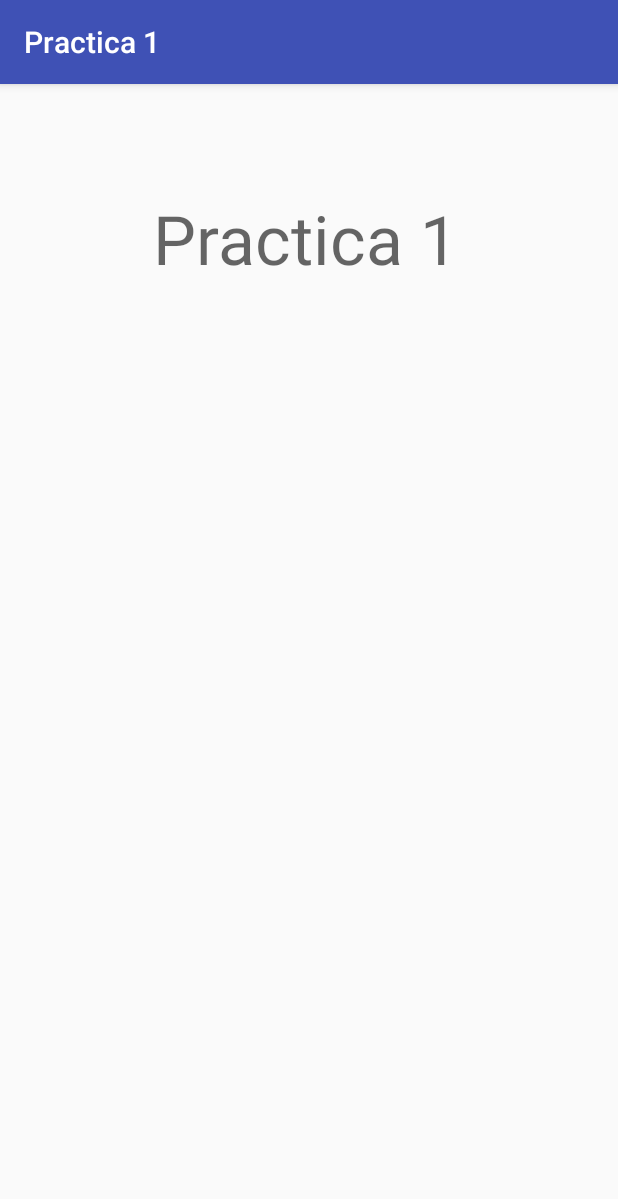
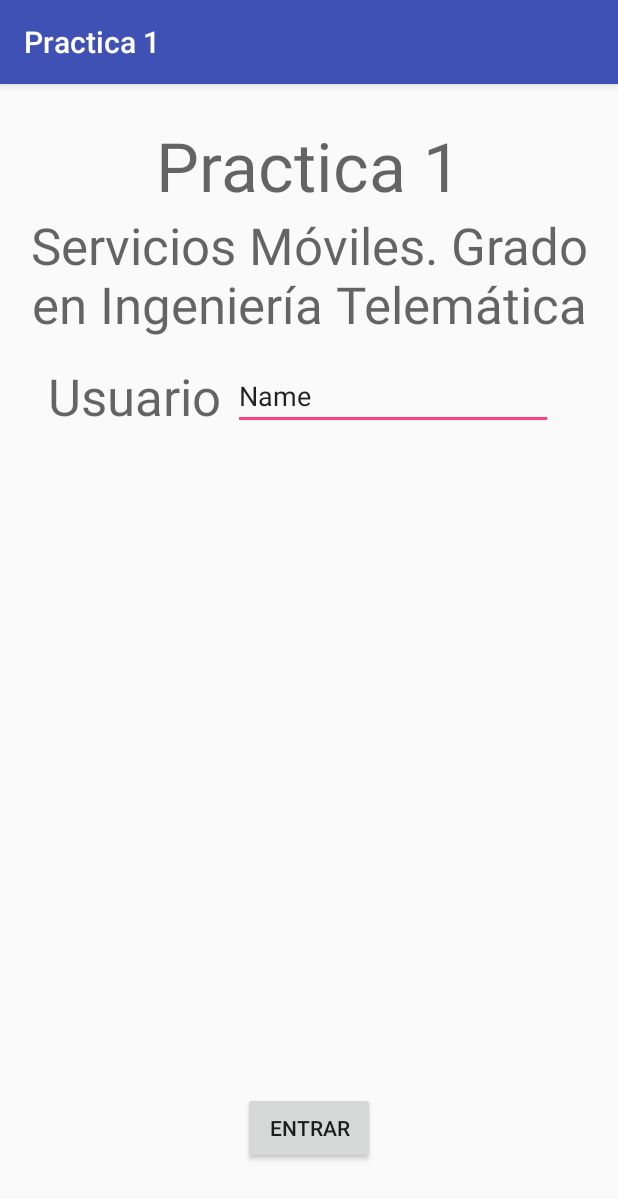
Before and after one commit to psmbailen/uja_ssmm1819_practica01, an Android app: the screen it shows after launch (MainActivity), on a phone screen of 412 x 824 dp. Shown: the top 1199 px of the screen. Run offline under Robolectric (Android 15) with nearby library versions, the phone set to English and light mode, and no system bars.

Commit message:
Añadido el fragmento básico

```diff
--- a/app/build.gradle
+++ b/app/build.gradle
@@ -22,6 +22,8 @@
     implementation fileTree(dir: 'libs', include: ['*.jar'])
     implementation 'com.android.support:appcompat-v7:27.1.1'
     implementation 'com.android.support.constraint:constraint-layout:1.1.3'
+    implementation 'com.android.support:support-v4:27.1.1'
+    implementation 'com.google.android.gms:play-services-plus:15.0.1'
     testImplementation 'junit:junit:4.12'
     androidTestImplementation 'com.android.support.test:runner:1.0.2'
     androidTestImplementation 'com.android.support.test.espresso:espresso-core:3.0.2'
--- a/app/src/main/AndroidManifest.xml
+++ b/app/src/main/AndroidManifest.xml
@@ -1,6 +1,9 @@
 <?xml version="1.0" encoding="utf-8"?>
 <manifest xmlns:android="http://schemas.android.com/apk/res/android"
     package="es.ujaen.labtelema.practica1">
+
+    <!-- To access Google+ APIs: -->
+    <uses-permission android:name="android.permission.INTERNET" />
 
     <application
         android:allowBackup="true"
--- /dev/null
+++ b/app/src/main/java/es/ujaen/labtelema/practica1/FragmentAuth.java
@@ -0,0 +1,108 @@
+package es.ujaen.labtelema.practica1;
+
+import android.content.Context;
+import android.net.Uri;
+import android.os.Bundle;
+import android.support.v4.app.Fragment;
+import android.view.LayoutInflater;
+import android.view.View;
+import android.view.ViewGroup;
+
+
+/**
+ * A simple {@link Fragment} subclass.
+ * Activities that contain this fragment must implement the
+ * {@link FragmentAuth.OnFragmentInteractionListener} interface
+ * to handle interaction events.
+ * Use the {@link FragmentAuth#newInstance} factory method to
+ * create an instance of this fragment.
+ */
+public class FragmentAuth extends Fragment {
+    // TODO: Rename parameter arguments, choose names that match
+    // the fragment initialization parameters, e.g. ARG_ITEM_NUMBER
+    private static final String ARG_PARAM1 = "param1";
+    private static final String ARG_PARAM2 = "param2";
+
+    // TODO: Rename and change types of parameters
+    private String mParam1;
+    private String mParam2;
+
+    private OnFragmentInteractionListener mListener;
+
+    public FragmentAuth() {
+        // Required empty public constructor
+    }
+
+    /**
+     * Use this factory method to create a new instance of
+     * this fragment using the provided parameters.
+     *
+     * @param param1 Parameter 1.
+     * @param param2 Parameter 2.
+     * @return A new instance of fragment FragmentAuth.
+     */
+    // TODO: Rename and change types and number of parameters
+    public static FragmentAuth newInstance(String param1, String param2) {
+        FragmentAuth fragment = new FragmentAuth();
+        Bundle args = new Bundle();
+        args.putString(ARG_PARAM1, param1);
+        args.putString(ARG_PARAM2, param2);
+        fragment.setArguments(args);
+        return fragment;
+    }
+
+    @Override
+    public void onCreate(Bundle savedInstanceState) {
+        super.onCreate(savedInstanceState);
+        if (getArguments() != null) {
+            mParam1 = getArguments().getString(ARG_PARAM1);
+            mParam2 = getArguments().getString(ARG_PARAM2);
+        }
+    }
+
+    @Override
+    public View onCreateView(LayoutInflater inflater, ViewGroup container,
+                             Bundle savedInstanceState) {
+        // Inflate the layout for this fragment
+        return inflater.inflate(R.layout.fragment_fragment_auth, container, false);
+    }
+
+    // TODO: Rename method, update argument and hook method into UI event
+    public void onButtonPressed(Uri uri) {
+        if (mListener != null) {
+            mListener.onFragmentInteraction(uri);
+        }
+    }
+
+    @Override
+    public void onAttach(Context context) {
+        super.onAttach(context);
+        if (context instanceof OnFragmentInteractionListener) {
+            mListener = (OnFragmentInteractionListener) context;
+        } else {
+            throw new RuntimeException(context.toString()
+                    + " must implement OnFragmentInteractionListener");
+        }
+    }
+
+    @Override
+    public void onDetach() {
+        super.onDetach();
+        mListener = null;
+    }
+
+    /**
+     * This interface must be implemented by activities that contain this
+     * fragment to allow an interaction in this fragment to be communicated
+     * to the activity and potentially other fragments contained in that
+     * activity.
+     * <p>
+     * See the Android Training lesson <a href=
+     * "http://developer.android.com/training/basics/fragments/communicating.html"
+     * >Communicating with Other Fragments</a> for more information.
+     */
+    public interface OnFragmentInteractionListener {
+        // TODO: Update argument type and name
+        void onFragmentInteraction(Uri uri);
+    }
+}
--- a/app/src/main/java/es/ujaen/labtelema/practica1/MainActivity.java
+++ b/app/src/main/java/es/ujaen/labtelema/practica1/MainActivity.java
@@ -1,10 +1,11 @@
 package es.ujaen.labtelema.practica1;
 
+import android.net.Uri;
 import android.support.v7.app.AppCompatActivity;
 import android.os.Bundle;
 import android.util.Log;
 
-public class MainActivity extends AppCompatActivity {
+public class MainActivity extends AppCompatActivity implements FragmentAuth.OnFragmentInteractionListener {
 
     @Override
     protected void onCreate(Bundle savedInstanceState) {
@@ -13,4 +14,9 @@
         //TODO Añadir algo aquí
         Log.d("ARRANCANDO","La aplicación móvil se está iniciando");
     }
+
+    @Override
+    public void onFragmentInteraction(Uri uri) {
+
+    }
 }
--- a/app/src/main/res/layout/activity_main.xml
+++ b/app/src/main/res/layout/activity_main.xml
@@ -1,22 +1,34 @@
 <?xml version="1.0" encoding="utf-8"?>
-<android.support.constraint.ConstraintLayout xmlns:android="http://schemas.android.com/apk/res/android"
-    xmlns:app="http://schemas.android.com/apk/res-auto"
+<LinearLayout xmlns:android="http://schemas.android.com/apk/res/android"
+
     xmlns:tools="http://schemas.android.com/tools"
     android:layout_width="match_parent"
     android:layout_height="match_parent"
-    tools:context=".MainActivity">
+    android:gravity="center_horizontal"
+    android:orientation="vertical"
+    android:padding="@dimen/main_padding">
 
     <TextView
+        android:id="@+id/main_apptitle"
         android:layout_width="wrap_content"
         android:layout_height="wrap_content"
         android:layout_marginTop="8dp"
+        android:gravity="center_horizontal"
         android:text="@string/app_name"
-        android:textAppearance="@style/TextAppearance.AppCompat.Display2"
-        app:layout_constraintBottom_toBottomOf="parent"
-        app:layout_constraintHorizontal_bias="0.49"
-        app:layout_constraintLeft_toLeftOf="parent"
-        app:layout_constraintRight_toRightOf="parent"
-        app:layout_constraintTop_toTopOf="parent"
-        app:layout_constraintVertical_bias="0.092" />
+        android:textAppearance="@style/TextAppearance.AppCompat.Display2" />
 
-</android.support.constraint.ConstraintLayout>
+    <TextView
+        android:id="@+id/main_degree"
+        android:layout_width="wrap_content"
+        android:layout_height="wrap_content"
+        android:gravity="center_horizontal"
+        android:text="@string/main_description"
+        android:textAppearance="@style/TextAppearance.AppCompat.Display1" />
+
+    <fragment
+        android:id="@+id/fragment"
+        android:name="es.ujaen.labtelema.practica1.FragmentAuth"
+        android:layout_width="match_parent"
+        android:layout_height="match_parent" />
+
+</LinearLayout>
--- /dev/null
+++ b/app/src/main/res/layout/fragment_fragment_auth.xml
@@ -0,0 +1,41 @@
+<?xml version="1.0" encoding="utf-8"?>
+<RelativeLayout xmlns:android="http://schemas.android.com/apk/res/android"
+    xmlns:tools="http://schemas.android.com/tools"
+    android:id="@+id/fragment_auth_root"
+    android:layout_width="match_parent"
+    android:layout_height="match_parent"
+    android:padding="@dimen/main_padding"
+    tools:context=".FragmentAuth">
+
+    <!-- TODO: Update blank fragment layout -->
+    <TextView
+        android:id="@+id/fragment_auth_label_user"
+        android:layout_width="wrap_content"
+        android:layout_height="wrap_content"
+        android:layout_alignParentStart="true"
+        android:layout_alignParentTop="true"
+        android:text="@string/fragment_auth_user"
+        android:textAppearance="@style/TextAppearance.AppCompat.Display1" />
+
+    <EditText
+        android:id="@+id/fragment_auth_edit_name"
+        android:layout_width="wrap_content"
+        android:layout_height="wrap_content"
+        android:layout_alignTop="@+id/fragment_auth_label_user"
+        android:layout_marginLeft="8dp"
+        android:layout_marginStart="8dp"
+        android:layout_toEndOf="@+id/fragment_auth_label_user"
+        android:ems="10"
+        android:inputType="textPersonName"
+        android:text="Name" />
+
+    <Button
+        android:id="@+id/button"
+        android:layout_width="wrap_content"
+        android:layout_height="wrap_content"
+        android:layout_alignParentBottom="true"
+        android:layout_centerHorizontal="true"
+        android:layout_marginBottom="@dimen/main_padding"
+        android:text="@string/fragment_button_connect" />
+
+</RelativeLayout>
--- /dev/null
+++ b/app/src/main/res/values/dimens.xml
@@ -0,0 +1,4 @@
+<?xml version="1.0" encoding="utf-8"?>
+<resources>
+    <dimen name="main_padding">16dp</dimen>
+</resources>
--- a/app/src/main/res/values/strings.xml
+++ b/app/src/main/res/values/strings.xml
@@ -1,3 +1,9 @@
 <resources>
     <string name="app_name">Practica 1</string>
+    <string name="main_description">Servicios Móviles. Grado en Ingeniería Telemática</string>
+
+    <!-- TODO: Remove or change this placeholder text -->
+    <string name="hello_blank_fragment">Hello blank fragment</string>
+    <string name="fragment_auth_user">Usuario</string>
+    <string name="fragment_button_connect">Entrar</string>
 </resources>
```
